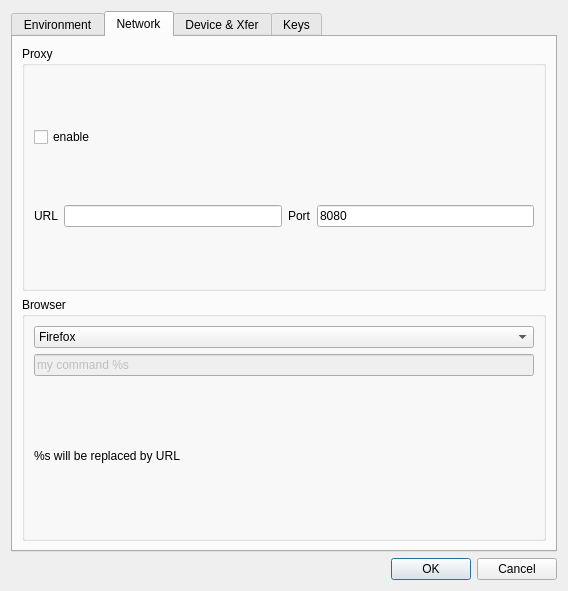
ntruchsess/QLandkarteGT, file src/IDlgConfig.ui: the form before one commit.
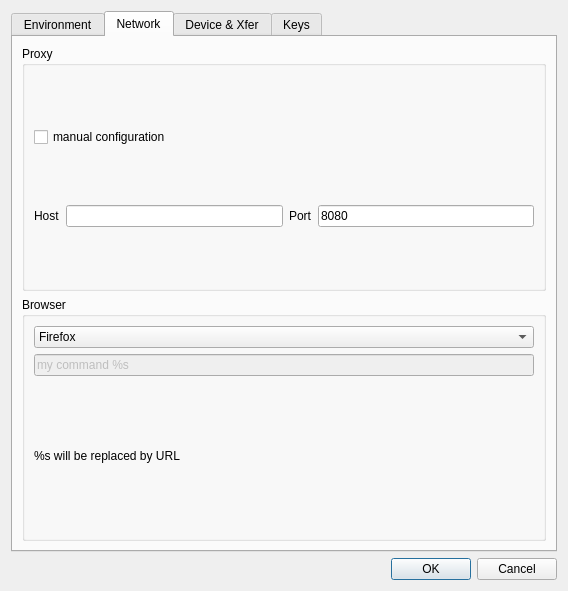
The form after the commit. The open tabs and pages were chosen to show the change.

The edit to the form file:
```diff
--- a/src/IDlgConfig.ui
+++ b/src/IDlgConfig.ui
@@ -125,7 +125,7 @@
           <item>
            <widget class="QCheckBox" name="checkProxy">
             <property name="text">
-             <string>enable</string>
+             <string>manual configuration</string>
             </property>
            </widget>
           </item>
@@ -134,7 +134,7 @@
             <item>
              <widget class="QLabel" name="label">
               <property name="text">
-               <string>URL</string>
+               <string>Host</string>
               </property>
              </widget>
             </item>
```
